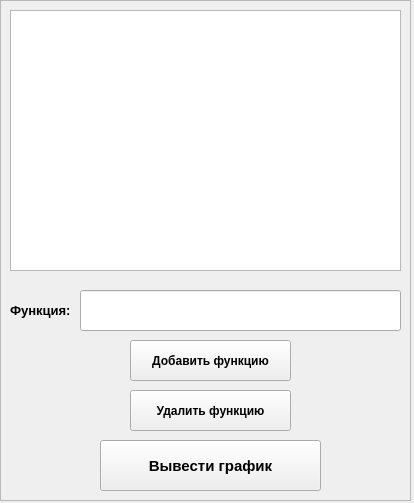
This is Utilz/Windows/MainWindow.ui in zazemlil/funcGraphic as Qt 5 draws it before an edit. The edited form follows.
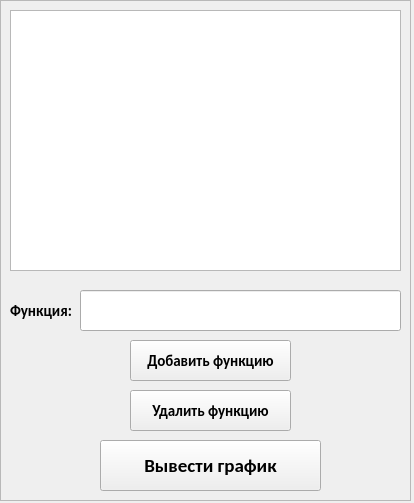
This is the edited form.

```diff
--- a/Utilz/Windows/MainWindow.ui
+++ b/Utilz/Windows/MainWindow.ui
@@ -14,6 +14,12 @@
    <string>Главная</string>
   </property>
   <widget class="QWidget" name="centralwidget">
+   <property name="sizePolicy">
+    <sizepolicy hsizetype="Preferred" vsizetype="Preferred">
+     <horstretch>0</horstretch>
+     <verstretch>0</verstretch>
+    </sizepolicy>
+   </property>
    <widget class="QFrame" name="frame_2">
     <property name="geometry">
      <rect>
@@ -50,7 +56,8 @@
      </property>
      <property name="font">
       <font>
-       <pointsize>9</pointsize>
+       <family>Calibri</family>
+       <pointsize>11</pointsize>
        <weight>75</weight>
        <bold>true</bold>
       </font>
@@ -70,7 +77,8 @@
      </property>
      <property name="font">
       <font>
-       <pointsize>9</pointsize>
+       <family>Calibri</family>
+       <pointsize>11</pointsize>
        <weight>75</weight>
        <bold>true</bold>
       </font>
@@ -100,7 +108,8 @@
      </property>
      <property name="font">
       <font>
-       <pointsize>10</pointsize>
+       <family>Calibri</family>
+       <pointsize>11</pointsize>
        <weight>75</weight>
        <bold>true</bold>
       </font>
@@ -120,7 +129,8 @@
      </property>
      <property name="font">
       <font>
-       <pointsize>11</pointsize>
+       <family>Calibri</family>
+       <pointsize>14</pointsize>
        <weight>75</weight>
        <bold>true</bold>
       </font>
```
Left out of the diff: 8 changed lines with no effect on the pictures.
